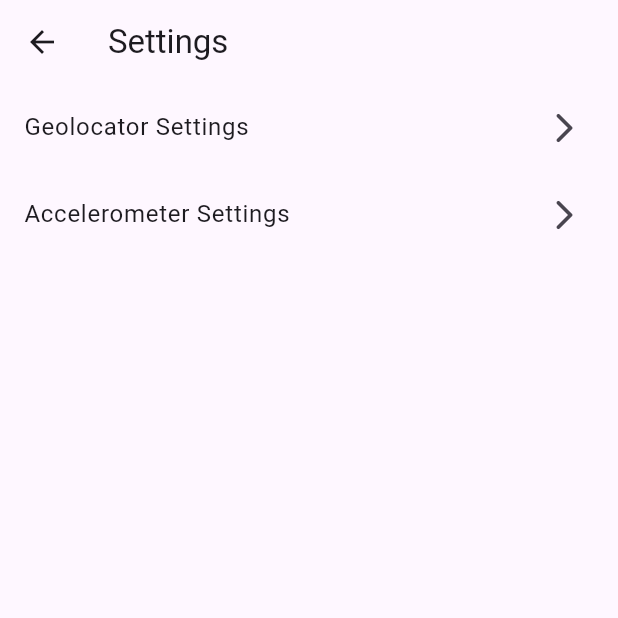
After one commit to vk7061iitb/PCI-App, a Flutter app: the SettingsPage screen opened directly, on a phone screen of 412 x 824 dp, the top half of it. The commit adds this screen. Run offline on Flutter 3.47's test engine with Material 3 defaults, Android fonts, the phone set to English and light mode, and no system bars; our stand-ins replace csv, file_picker, firebase_core, firebase_crashlytics, gap, geolocator and 6 more; accounts and stored records are empty.

```diff
--- a/lib/Objects/data.dart
+++ b/lib/Objects/data.dart
@@ -73,5 +73,9 @@ const List<String> vehicleType = <String>[
   'Bus',
   'Others'
 ];
+
 String dropdownValue = vehicleType.first;
 final streamSubscriptions = <StreamSubscription<dynamic>>[];
+
+// Settings Page Data
+LocationAccuracy geolocatorLocationAccuracy = LocationAccuracy.best;
--- a/lib/Presentation/Screens/home.dart
+++ b/lib/Presentation/Screens/home.dart
@@ -6,7 +6,6 @@ import 'package:pci_app/Presentation/Screens/maps_page.dart';
 import 'package:pci_app/Presentation/Screens/sensor_page.dart';
 import '../../Functions/request_location_permission.dart';
 import '../../Objects/data.dart';
-import '../Widget/custom_drawer.dart';
 import 'show_history.dart';
 
 class HomePage extends StatefulWidget {
@@ -73,7 +72,6 @@ class _HomePageState extends State<HomePage> {
   @override
   Widget build(BuildContext context) {
     return Scaffold(
-      drawer: const CustomDrawer(),
       body: _widgetOptions.elementAt(_selectedIndex),
       bottomNavigationBar: NavigationBar(
         animationDuration: const Duration(milliseconds: 500),
--- /dev/null
+++ b/lib/Presentation/Screens/settings.dart
@@ -0,0 +1,87 @@
+import 'package:flutter/material.dart';
+import 'package:gap/gap.dart';
+
+class SettingsPage extends StatefulWidget {
+  const SettingsPage({super.key});
+
+  @override
+  State<SettingsPage> createState() => _SettingsPageState();
+}
+
+class _SettingsPageState extends State<SettingsPage> {
+  String locationAccuracy = 'Low'; // Corrected value: 'Low'
+
+  @override
+  Widget build(BuildContext context) {
+    return Scaffold(
+      appBar: AppBar(
+        title: const Text('Settings'),
+      ),
+      body: ListView(
+        children: [
+          // Geolocator Settings
+          ExpansionTile(
+            title: const Text('Geolocator Settings'),
+            trailing: const Icon(Icons.arrow_forward_ios_rounded),
+            children: [
+              Padding(
+                padding: const EdgeInsets.all(8.0),
+                child: Column(
+                  children: [
+                    Center(
+                      child: Padding(
+                        padding: const EdgeInsets.all(8.0),
+                        child: Row(
+                          children: [
+                            const Text('Set Location Accuracy '),
+                            const Gap(10), // Set Location Accuracy
+                            DropdownButton<String>(
+                              value: locationAccuracy,
+                              items: const [
+                                DropdownMenuItem(
+                                  value: '1',
+                                  child: Text('Low'),
+                                ),
+                                DropdownMenuItem(
+                                  value: '2',
+                                  child: Text('Medium'),
+                                ),
+                                DropdownMenuItem(
+                                  value: '3',
+                                  child: Text('High'),
+                                ),
+                              ],
+                              onChanged: (String? value) {
+                                setState(() {
+                                  locationAccuracy = value!;
+                                });
+                              },
+                            ),
+                          ],
+                        ),
+                      ),
+                    ),
+                  ],
+                ),
+              ),
+            ],
+          ),
+
+          // Accelerometer Settings
+          ExpansionTile(
+            title: const Text('Accelerometer Settings'),
+            trailing: const Icon(Icons.arrow_forward_ios_rounded),
+            children: [
+              ListTile(
+                title: const Text('Accelerometer Settings'),
+                onTap: () {
+                  // Navigate to Accelerometer Settings
+                },
+              ),
+            ],
+          ),
+        ],
+      ),
+    );
+  }
+}
--- a/lib/main.dart
+++ b/lib/main.dart
@@ -5,7 +5,6 @@ import 'package:flutter/material.dart';
 import 'package:flutter/services.dart';
 import 'package:pci_app/firebase_options.dart';
 import 'Presentation/Screens/home.dart';
-
 Future<void> main() async {
   WidgetsFlutterBinding.ensureInitialized();
   await Firebase.initializeApp(
--- a/pubspec.yaml
+++ b/pubspec.yaml
@@ -21,6 +21,7 @@ dependencies:
   google_maps_flutter: ^2.6.0
   http: ^1.2.1
   intl: ^0.19.0
+  mime: ^1.0.5
   path: ^1.9.0
   path_provider: ^2.1.2
   permission_handler: ^11.3.0
```
Also changed, not shown: lib/Objects/pci_object.dart (added, +15 -0 lines), lib/Presentation/Screens/log_page.dart (added, +47 -0 lines), lib/Presentation/Screens/maps_page.dart (+31 -26 lines), lib/Presentation/Screens/sensor_page.dart (+7 -6 lines), lib/Presentation/Widget/feature_widget.dart (deleted, +0 -71 lines), lib/Presentation/Widget/readings.dart (deleted, +0 -114 lines), pubspec.lock.
